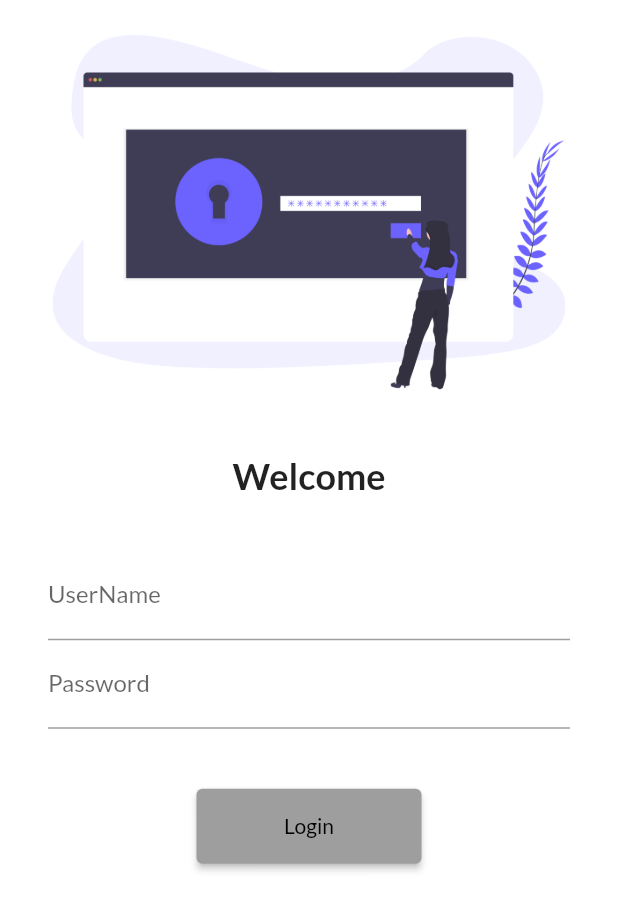
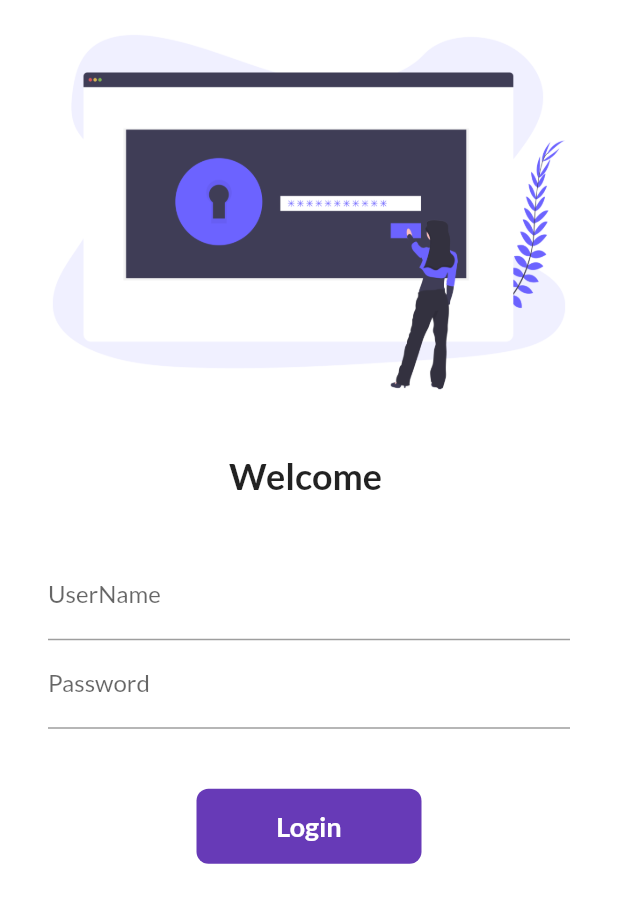
Before and after one commit to variaankitb/flutter_demo, a Flutter app: the screen it shows after launch, on a phone screen of 412 x 824 dp. Shown: the top 911 px of the screen. Run offline on Flutter 3.47's test engine with Material 2 defaults, Android fonts, the phone set to English and light mode, and no system bars; our stand-ins replace google_fonts.

Commit message:
- Day Six

```diff
--- a/lib/pages/login_page.dart
+++ b/lib/pages/login_page.dart
@@ -1,7 +1,15 @@
 import 'package:flutter/material.dart';
 import 'package:flutter_demo/utils/flutter_demo_routes.dart';
 
-class LoginPage extends StatelessWidget {
+class LoginPage extends StatefulWidget {
+  @override
+  _LoginPageState createState() => _LoginPageState();
+}
+
+class _LoginPageState extends State<LoginPage> {
+  String _name = "";
+  bool _changeButton = false;
+
   @override
   Widget build(BuildContext context) {
     return Material(
@@ -17,7 +25,7 @@ class LoginPage extends StatelessWidget {
               height: 20,
             ),
             Text(
-              "Welcome",
+              "Welcome $_name",
               style: TextStyle(
                 fontSize: 24,
                 fontWeight: FontWeight.bold,
@@ -33,9 +41,11 @@ class LoginPage extends StatelessWidget {
                 children: [
                   TextFormField(
                     decoration: InputDecoration(
-                      hintText: "Enter User Name",
-                      labelText: "UserName",
-                    ),
+                        hintText: "Enter User Name", labelText: "UserName"),
+                    onChanged: (value) {
+                      _name = value;
+                      setState(() {});
+                    },
                   ),
                   TextFormField(
                     obscureText: true,
@@ -47,13 +57,41 @@ class LoginPage extends StatelessWidget {
                   SizedBox(
                     height: 40,
                   ),
-                  ElevatedButton(
-                    onPressed: () {
+                  InkWell(
+                    onTap: () async {
+                      setState(() {
+                        _changeButton = true;
+                      });
+                      await Future.delayed(Duration(seconds: 1));
                       Navigator.pushNamed(context, FlutterDemoRoutes.homeRoute);
                     },
-                    style: TextButton.styleFrom(minimumSize: Size(150, 50)),
-                    child: Text("Login"),
+                    child: AnimatedContainer(
+                      duration: Duration(seconds: 1),
+                      width: _changeButton ? 50 : 150,
+                      height: 50,
+                      alignment: Alignment.center,
+                      child: _changeButton ? Icon(
+                        Icons.done,
+                        color: Colors.white,
+                      ) : Text(
+                        "Login",
+                        style: TextStyle(
+                            color: Colors.white,
+                            fontWeight: FontWeight.bold,
+                            fontSize: 18),
+                      ),
+                      decoration: BoxDecoration(
+                          color: Colors.deepPurple,
+                          borderRadius: BorderRadius.circular(8)),
+                    ),
                   )
+                  // ElevatedButton(
+                  //   onPressed: () {
+                  //     Navigator.pushNamed(context, FlutterDemoRoutes.homeRoute);
+                  //   },
+                  //   style: TextButton.styleFrom(minimumSize: Size(150, 50)),
+                  //   child: Text("Login"),
+                  // )
                 ],
               ),
             ),
```
